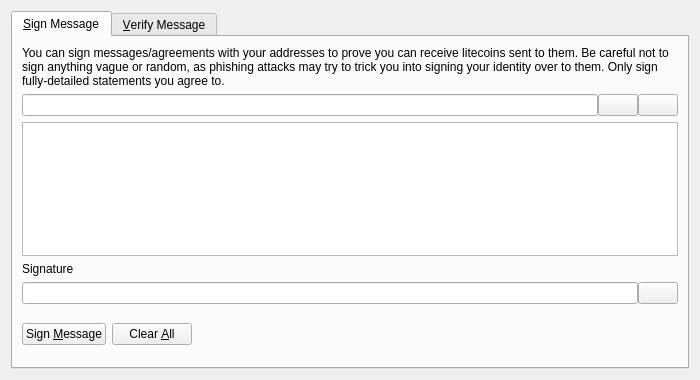
vilicoin/vilicoin, file src/qt/forms/signverifymessagedialog.ui: the form before one commit.
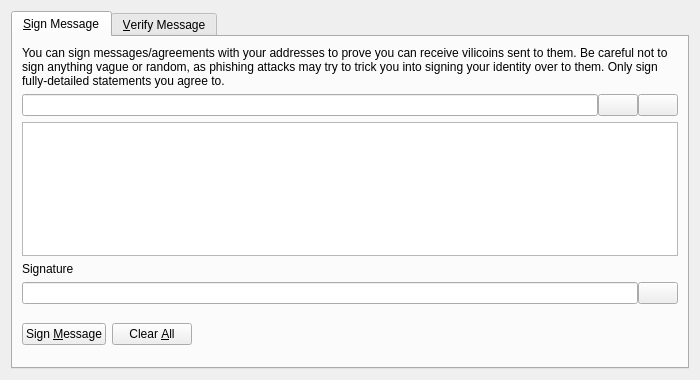
The form after the commit. Icons and pictures are not drawn. Custom widgets are drawn as their Qt base class.

```diff
--- a/src/qt/forms/signverifymessagedialog.ui
+++ b/src/qt/forms/signverifymessagedialog.ui
@@ -30,7 +30,7 @@
        <item>
         <widget class="QLabel" name="infoLabel_SM">
          <property name="text">
-          <string>You can sign messages/agreements with your addresses to prove you can receive litecoins sent to them. Be careful not to sign anything vague or random, as phishing attacks may try to trick you into signing your identity over to them. Only sign fully-detailed statements you agree to.</string>
+          <string>You can sign messages/agreements with your addresses to prove you can receive vilicoins sent to them. Be careful not to sign anything vague or random, as phishing attacks may try to trick you into signing your identity over to them. Only sign fully-detailed statements you agree to.</string>
          </property>
          <property name="textFormat">
           <enum>Qt::PlainText</enum>
```
